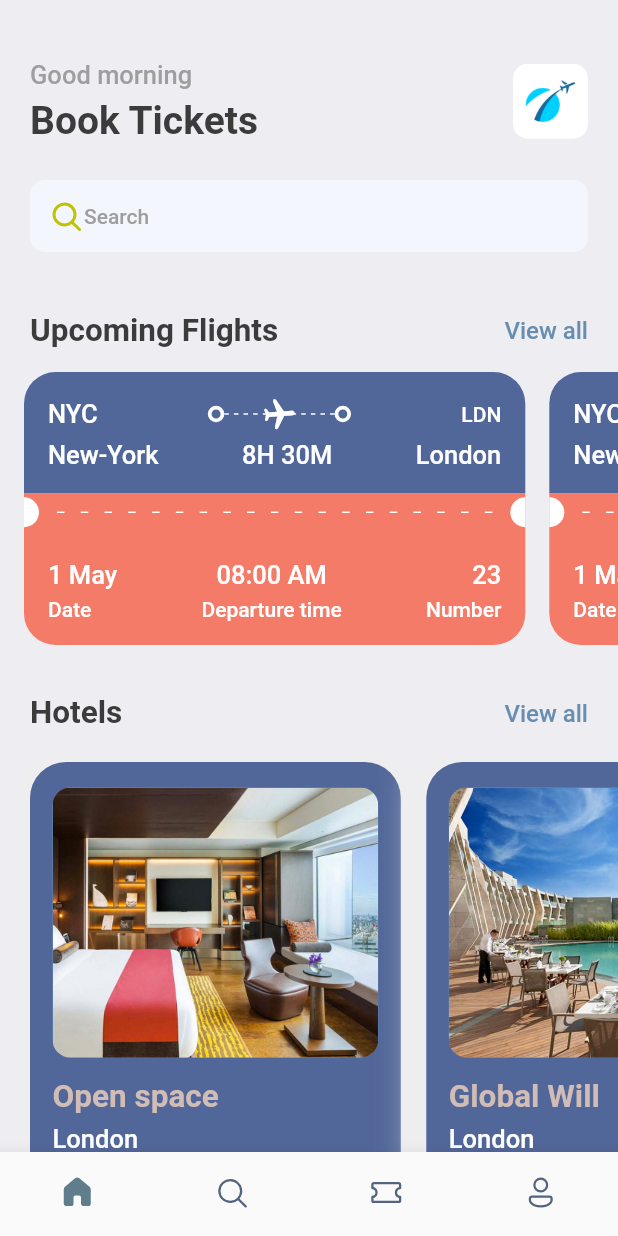
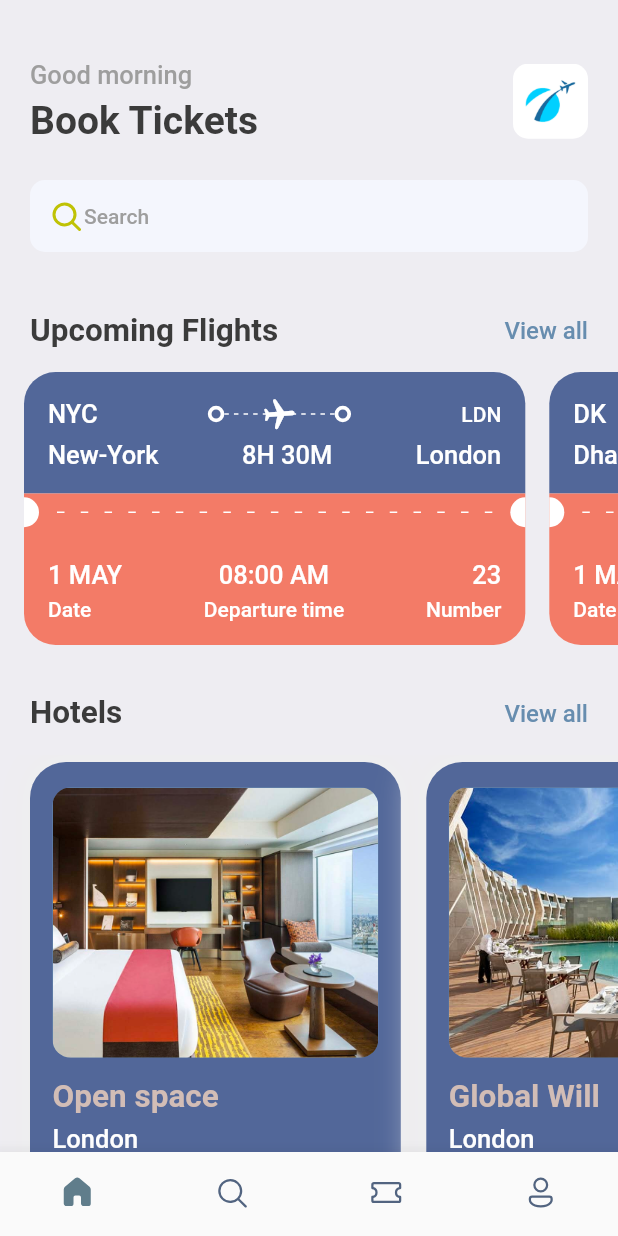
Before and after one commit to mrojasb2000/flutter_booktickets_app, a Flutter app: the screen it shows after launch, on a phone screen of 412 x 824 dp. Run offline on Flutter 3.47's test engine with Material 2 defaults, Android fonts, the light colour scheme and no system bars; our stand-ins replace fluentui_icons, gap.

Commit message:
chore: add ticket data to widgets

```diff
--- a/lib/screens/home_screen.dart
+++ b/lib/screens/home_screen.dart
@@ -90,10 +90,10 @@ class HomeScreen extends StatelessWidget {
             const Gap(15),
             SingleChildScrollView(
               scrollDirection: Axis.horizontal,
-              child: Row(children: const [
-                TicketView(),
-                TicketView(),
-              ]),
+              child: Row(
+                  children: ticketList
+                      .map((ticket) => TicketView(ticket: ticket))
+                      .toList()),
             ),
             const Gap(15),
             Container(
--- a/lib/screens/ticket_view.dart
+++ b/lib/screens/ticket_view.dart
@@ -5,7 +5,8 @@ import '../utils/app_styles.dart';
 import '../widgets/thick_container.dart';
 
 class TicketView extends StatelessWidget {
-  const TicketView({super.key});
+  final Map<String, dynamic> ticket;
+  const TicketView({super.key, required this.ticket});
 
   @override
   Widget build(BuildContext context) {
@@ -27,7 +28,8 @@ class TicketView extends StatelessWidget {
             child: Column(children: [
               Row(
                 children: [
-                  Text("NYC", style: Styles.headLineStyle3White),
+                  Text("${ticket["from"]["code"]}",
+                      style: Styles.headLineStyle3White),
                   Expanded(child: Container()),
                   const ThickContainer(),
                   Expanded(
@@ -66,7 +68,8 @@ class TicketView extends StatelessWidget {
                   )),
                   const ThickContainer(),
                   Expanded(child: Container()),
-                  Text("LDN", style: Styles.headLineStyle4White),
+                  Text("${ticket["to"]["code"]}",
+                      style: Styles.headLineStyle4White),
                 ],
               ),
               const Gap(5),
@@ -74,10 +77,13 @@ class TicketView extends StatelessWidget {
                 mainAxisAlignment: MainAxisAlignment.spaceBetween,
                 children: [
                   SizedBox(
-                    child: Text('New-York', style: Styles.headLineStyle3White),
+                    child: Text("${ticket["from"]["name"]}",
+                        style: Styles.headLineStyle3White),
                   ),
-                  Text('8H 30M', style: Styles.headLineStyle3White),
-                  Text('London', style: Styles.headLineStyle3White),
+                  Text('${ticket["flying_time"]}',
+                      style: Styles.headLineStyle3White),
+                  Text("${ticket["to"]["name"]}",
+                      style: Styles.headLineStyle3White),
                 ],
               )
             ]),
@@ -156,7 +162,8 @@ class TicketView extends StatelessWidget {
                       Column(
                         crossAxisAlignment: CrossAxisAlignment.start,
                         children: [
-                          Text("1 May", style: Styles.headLineStyle3White),
+                          Text("${ticket["date"]}",
+                              style: Styles.headLineStyle3White),
                           const Gap(5),
                           Text("Date", style: Styles.headLineStyle4White)
                         ],
@@ -164,7 +171,8 @@ class TicketView extends StatelessWidget {
                       Column(
                         crossAxisAlignment: CrossAxisAlignment.center,
                         children: [
-                          Text("08:00 AM", style: Styles.headLineStyle3White),
+                          Text("${ticket["departure_time"]}",
+                              style: Styles.headLineStyle3White),
                           const Gap(5),
                           Text("Departure time",
                               style: Styles.headLineStyle4White)
@@ -173,7 +181,8 @@ class TicketView extends StatelessWidget {
                       Column(
                         crossAxisAlignment: CrossAxisAlignment.end,
                         children: [
-                          Text("23", style: Styles.headLineStyle3White),
+                          Text("${ticket["number"]}",
+                              style: Styles.headLineStyle3White),
                           const Gap(5),
                           Text("Number", style: Styles.headLineStyle4White)
                         ],
--- a/lib/utils/app_info_list.dart
+++ b/lib/utils/app_info_list.dart
@@ -24,3 +24,22 @@ List<Map<String, dynamic>> hotelList = [
     'price': 73
   },
 ];
+
+List<Map<String, dynamic>> ticketList = [
+  {
+    'from': {'code': "NYC", 'name': "New-York"},
+    'to': {'code': "LDN", 'name': "London"},
+    'flying_time': '8H 30M',
+    'date': "1 MAY",
+    'departure_time': "08:00 AM",
+    'number': 23
+  },
+  {
+    'from': {'code': "DK", 'name': "Dhaka"},
+    'to': {'code': "SH", 'name': "Shanghai"},
+    'flying_time': '4H 20M',
+    'date': "1 MAY",
+    'departure_time': "09:00 AM",
+    'number': 45
+  }
+];
```
